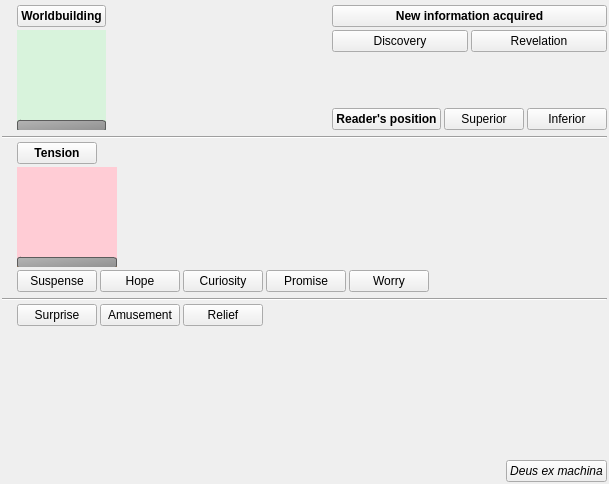
Above: ui/scene_drive_editor.ui from zkovari/plotlyst before the change. Below: the same form after it.
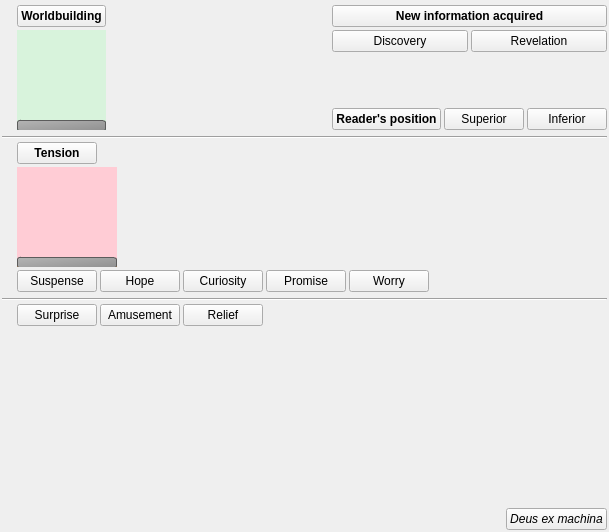
That is the form after the change. Custom widgets are drawn as their Qt base class.

```diff
--- a/ui/scene_drive_editor.ui
+++ b/ui/scene_drive_editor.ui
@@ -7,7 +7,7 @@
     <x>0</x>
     <y>0</y>
     <width>609</width>
-    <height>484</height>
+    <height>532</height>
    </rect>
   </property>
   <property name="windowTitle">
```
Left out of the diff: 2 changed lines with no effect on the pictures.
